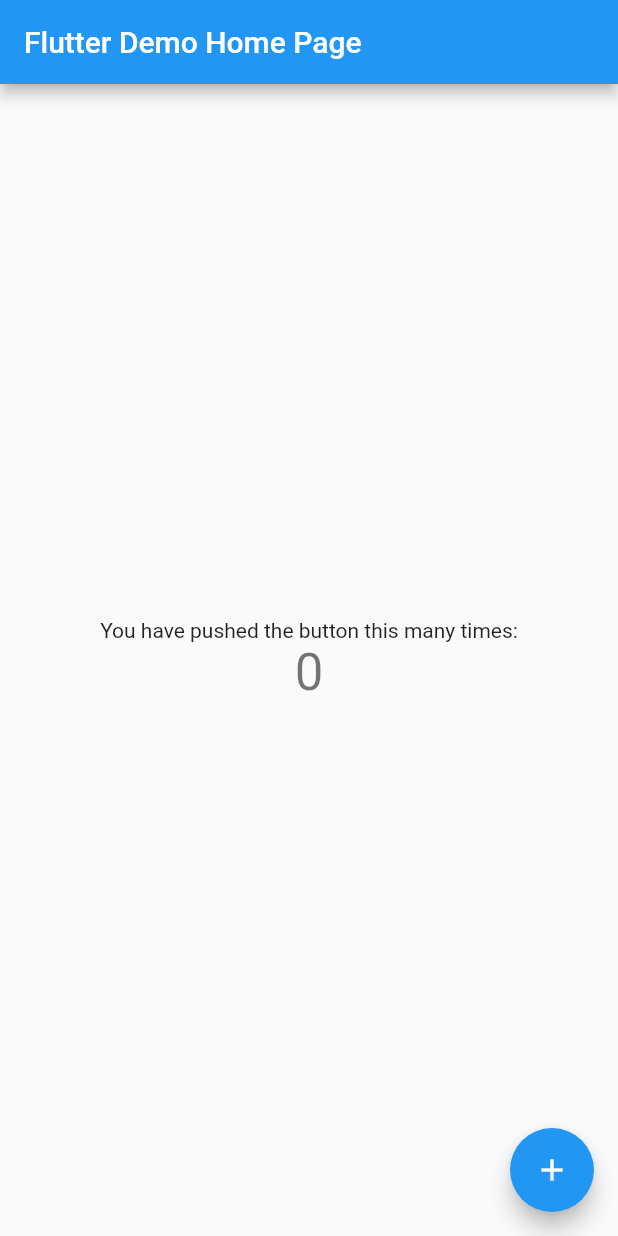
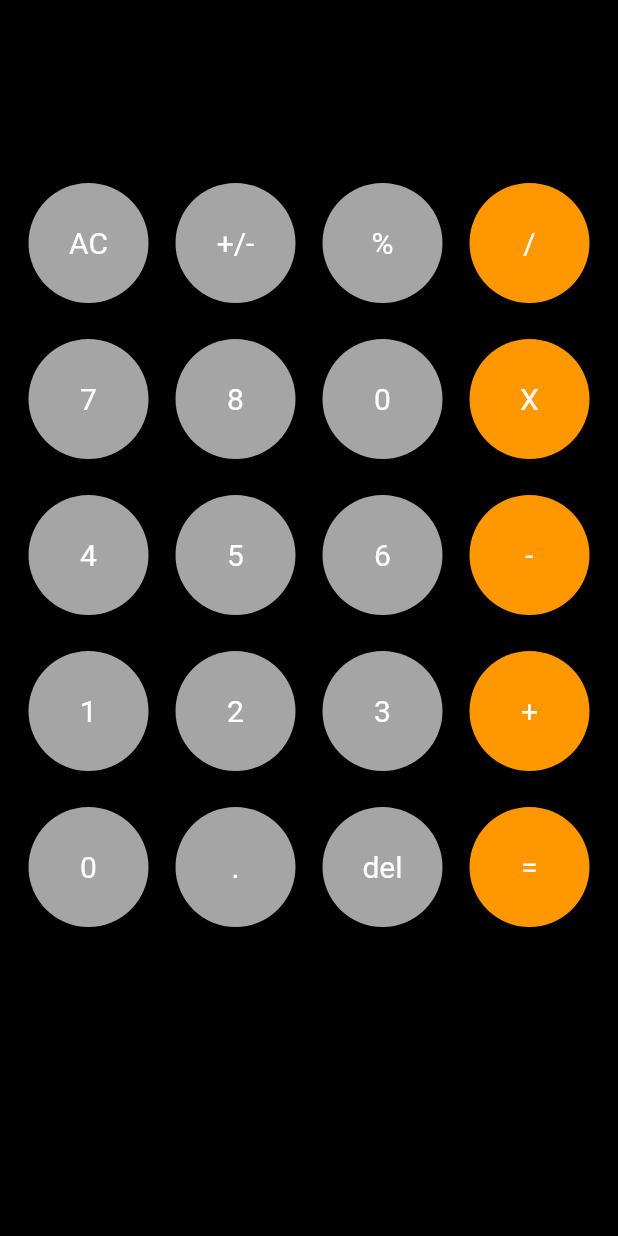
Before and after one commit to vinodh013/calculator_app, a Flutter app: the screen it shows after launch, on a phone screen of 412 x 824 dp. Run offline on Flutter 3.47's test engine with Material 2 defaults, Android fonts, the phone set to English and light mode, and no system bars; our stand-ins replace math_expressions.

```diff
--- /dev/null
+++ b/calculator/lib/components/roundbutton.dart
@@ -0,0 +1,32 @@
+import 'package:flutter/material.dart';
+
+class RoundButton extends StatelessWidget {
+  final String title;
+  final Color color;
+  final VoidCallback onPress;
+  RoundButton(
+      {Key? key, required this.title, this.color = const Color(0xffa5a5a5, ),required this.onPress})
+      : super(key: key);
+
+  @override
+  Widget build(BuildContext context) {
+    return Expanded(
+      child: Padding(
+        padding: const EdgeInsets.symmetric(vertical: 12),
+        child: InkWell(
+          onTap: onPress,
+          child: Container(
+            decoration: BoxDecoration(shape: BoxShape.circle, color: color),
+            height: 80,
+            child: Center(
+              child: Text(
+                title,
+                style: TextStyle(fontSize: 20, color: Colors.white),
+              ),
+            ),
+          ),
+        ),
+      ),
+    );
+  }
+}
--- /dev/null
+++ b/calculator/lib/constants/constant.dart
@@ -0,0 +1,5 @@
+import 'package:flutter/material.dart';
+
+const Color yellow = Colors.yellow;
+
+const Color greenColor = Colors.green;
--- /dev/null
+++ b/calculator/lib/home_screen.dart
@@ -0,0 +1,238 @@
+import 'package:calculator/components/roundbutton.dart';
+import 'package:calculator/constants/constant.dart';
+import 'package:flutter/material.dart';
+import 'package:math_expressions/math_expressions.dart';
+
+class HomeScreen extends StatefulWidget {
+  const HomeScreen({Key? key}) : super(key: key);
+
+  @override
+  State<HomeScreen> createState() => _HomeScreenState();
+}
+
+class _HomeScreenState extends State<HomeScreen> {
+  var userInput = "";
+  var answer = "";
+
+  @override
+  Widget build(BuildContext context) {
+    return Scaffold(
+      backgroundColor: Colors.black,
+      body: SafeArea(
+        child: Padding(
+          padding: EdgeInsets.symmetric(horizontal: 10),
+          child: Column(
+            children: [
+              Padding(
+                padding: const EdgeInsets.symmetric(vertical: 20),
+                child: Column(
+                  children: [
+                    Text(
+                      userInput.toString(),
+                      style: TextStyle(fontSize: 30, color: Colors.white),
+                    ),
+                    Text(
+                      answer.toString(),
+                      style: TextStyle(fontSize: 30, color: Colors.white),
+                    )
+                  ],
+                ),
+              ),
+            Expanded(
+              flex: 2,
+              child:
+             Column(
+                children: [
+                    Row(
+                children: [
+                  RoundButton(
+                    title: "AC",
+                    onPress: () {
+                      userInput = "";
+                      answer = '';
+                      setState(() {});
+                    },
+                  ),
+                  RoundButton(
+                    title: "+/-",
+                    onPress: () {
+                      userInput += '';
+                      setState(() {});
+                    },
+                  ),
+                  RoundButton(
+                    title: "%",
+                    onPress: () {
+                      userInput += '%';
+                      setState(() {});
+                    },
+                  ),
+                  RoundButton(
+                    title: "/",
+                    color: Colors.orange,
+                    onPress: () {
+                      userInput += '/';
+                      setState(() {});
+                    },
+                  ),
+                ],
+              ),
+              Row(
+                children: [
+                  RoundButton(
+                    title: "7",
+                    onPress: () {
+                      userInput += '7';
+                      setState(() {});
+                    },
+                  ),
+                  RoundButton(
+                    title: "8",
+                    onPress: () {
+                      userInput += '8';
+                      setState(() {});
+                    },
+                  ),
+                  RoundButton(
+                    title: "0",
+                    onPress: () {
+                      userInput += '0';
+                      setState(() {});
+                    },
+                  ),
+                  RoundButton(
+                    title: "X",
+                    color: Colors.orange,
+                    onPress: () {
+                      userInput += '*';
+                      setState(() {});
+                    },
+                  ),
+                ],
+              ),
+              Row(
+                children: [
+                  RoundButton(
+                    title: "4",
+                    onPress: () {
+                      userInput += '4';
+                      setState(() {});
+                    },
+                  ),
+                  RoundButton(
+                    title: "5",
+                    onPress: () {
+                      userInput += '5';
+                      setState(() {});
+                    },
+                  ),
+                  RoundButton(
+                    title: "6",
+                    onPress: () {
+                      userInput += '6';
+                      setState(() {});
+                    },
+                  ),
+                  RoundButton(
+                    title: "-",
+                    color: Colors.orange,
+                    onPress: () {
+                      userInput += '-';
+                      setState(() {});
+                    },
+                  ),
+                ],
+              ),
+              Row(
+                children: [
+                  RoundButton(
+                    title: "1",
+                    onPress: () {
+                      userInput += '1';
+                      setState(() {});
+                    },
+                  ),
+                  RoundButton(
+                    title: "2",
+                    onPress: () {
+                      userInput += '2';
+                      setState(() {});
+                    },
+                  ),
+                  RoundButton(
+                    title: "3",
+                    onPress: () {
+                      userInput += '3';
+                      setState(() {});
+                    },
+                  ),
+                  RoundButton(
+                    title: "+",
+                    color: Colors.orange,
+                    onPress: () {
+                      userInput += '+';
+                      setState(() {});
+                    },
+                  ),
+                ],
+              ),
+              Row(
+                children: [
+                  RoundButton(
+                    title: "0",
+                    onPress: () {
+                      userInput += '0';
+                      setState(() {});
+                    },
+                  ),
+                  RoundButton(
+                    title: ".",
+                    onPress: () {
+                      userInput += '.';
+                      setState(() {});
+                    },
+                  ),
+                  RoundButton(
+                    title: "del",
+                    onPress: () {
+                      userInput += '';
+                      setState(() {});
+                    },
+                  ),
+                  RoundButton(
+                    title: "=",
+                    color: Colors.orange,
+                    onPress: () {
+
+                       equalPress();
+                       setState(() {
+
+                       });
+                    },
+                  ),
+                ],
+              ),
+              ]
+             )
+
+            )
+            ],
+          ),
+        ),
+      ),
+    );
+  }
+
+  void equalPress() {
+    Parser p = Parser();
+    Expression expression = p.parse(userInput);
+    ContextModel contextModel = ContextModel();
+
+    double eval = expression.evaluate(EvaluationType.REAL, contextModel);
+
+
+    setState(() {
+ answer = eval.toString();
+    });
+  }
+}
--- a/calculator/lib/main.dart
+++ b/calculator/lib/main.dart
@@ -1,115 +1,19 @@
+import 'package:calculator/home_screen.dart';
 import 'package:flutter/material.dart';
 
 void main() {
+
   runApp(const MyApp());
 }
 
 class MyApp extends StatelessWidget {
   const MyApp({Key? key}) : super(key: key);
-
-  // This widget is the root of your application.
   @override
   Widget build(BuildContext context) {
-    return MaterialApp(
+    return const MaterialApp(
       title: 'Flutter Demo',
-      theme: ThemeData(
-        // This is the theme of your application.
-        //
-        // Try running your application with "flutter run". You'll see the
-        // application has a blue toolbar. Then, without quitting the app, try
-        // changing the primarySwatch below to Colors.green and then invoke
-        // "hot reload" (press "r" in the console where you ran "flutter run",
-        // or simply save your changes to "hot reload" in a Flutter IDE).
-        // Notice that the counter didn't reset back to zero; the application
-        // is not restarted.
-        primarySwatch: Colors.blue,
-      ),
-      home: const MyHomePage(title: 'Flutter Demo Home Page'),
+    debugShowCheckedModeBanner: false,
+      home:  HomeScreen(),
     );
   }
 }
-
-class MyHomePage extends StatefulWidget {
-  const MyHomePage({Key? key, required this.title}) : super(key: key);
-
-  // This widget is the home page of your application. It is stateful, meaning
-  // that it has a State object (defined below) that contains fields that affect
-  // how it looks.
-
-  // This class is the configuration for the state. It holds the values (in this
-  // case the title) provided by the parent (in this case the App widget) and
-  // used by the build method of the State. Fields in a Widget subclass are
-  // always marked "final".
-
-  final String title;
-
-  @override
-  State<MyHomePage> createState() => _MyHomePageState();
-}
-
-class _MyHomePageState extends State<MyHomePage> {
-  int _counter = 0;
-
-  void _incrementCounter() {
-    setState(() {
-      // This call to setState tells the Flutter framework that something has
-      // changed in this State, which causes it to rerun the build method below
-      // so that the display can reflect the updated values. If we changed
-      // _counter without calling setState(), then the build method would not be
-      // called again, and so nothing would appear to happen.
-      _counter++;
-    });
-  }
-
-  @override
-  Widget build(BuildContext context) {
-    // This method is rerun every time setState is called, for instance as done
-    // by the _incrementCounter method above.
-    //
-    // The Flutter framework has been optimized to make rerunning build methods
-    // fast, so that you can just rebuild anything that needs updating rather
-    // than having to individually change instances of widgets.
-    return Scaffold(
-      appBar: AppBar(
-        // Here we take the value from the MyHomePage object that was created by
-        // the App.build method, and use it to set our appbar title.
-        title: Text(widget.title),
-      ),
-      body: Center(
-        // Center is a layout widget. It takes a single child and positions it
-        // in the middle of the parent.
-        child: Column(
-          // Column is also a layout widget. It takes a list of children and
-          // arranges them vertically. By default, it sizes itself to fit its
-          // children horizontally, and tries to be as tall as its parent.
-          //
-          // Invoke "debug painting" (press "p" in the console, choose the
-          // "Toggle Debug Paint" action from the Flutter Inspector in Android
-          // Studio, or the "Toggle Debug Paint" command in Visual Studio Code)
-          // to see the wireframe for each widget.
-          //
-          // Column has various properties to control how it sizes itself and
-          // how it positions its children. Here we use mainAxisAlignment to
-          // center the children vertically; the main axis here is the vertical
-          // axis because Columns are vertical (the cross axis would be
-          // horizontal).
-          mainAxisAlignment: MainAxisAlignment.center,
-          children: <Widget>[
-            const Text(
-              'You have pushed the button this many times:',
-            ),
-            Text(
-              '$_counter',
-              style: Theme.of(context).textTheme.headline4,
-            ),
-          ],
-        ),
-      ),
-      floatingActionButton: FloatingActionButton(
-        onPressed: _incrementCounter,
-        tooltip: 'Increment',
-        child: const Icon(Icons.add),
-      ), // This trailing comma makes auto-formatting nicer for build methods.
-    );
-  }
-}
--- a/calculator/pubspec.yaml
+++ b/calculator/pubspec.yaml
@@ -34,6 +34,7 @@ dependencies:
   # The following adds the Cupertino Icons font to your application.
   # Use with the CupertinoIcons class for iOS style icons.
   cupertino_icons: ^1.0.2
+  math_expressions: ^2.3.1
 
 dev_dependencies:
   flutter_test:
```
Also changed, not shown: calculator/pubspec.lock.
